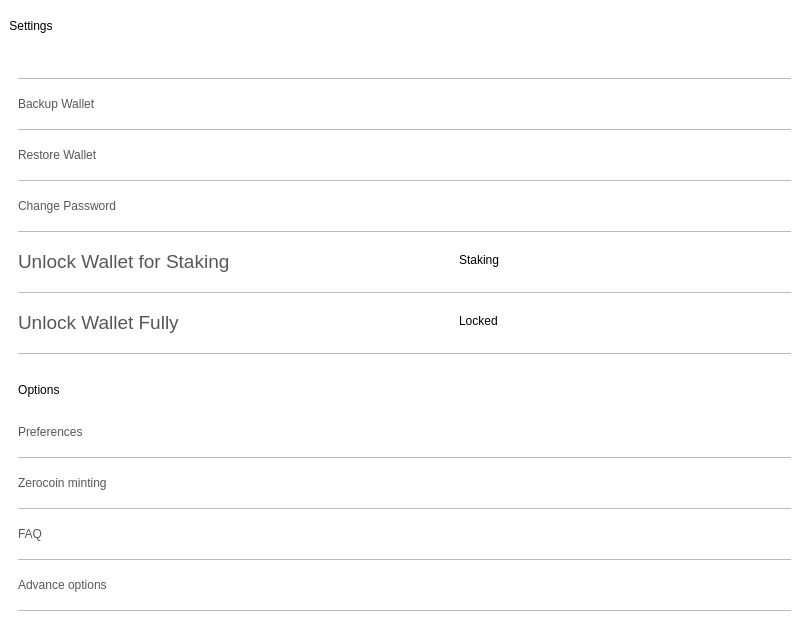
Old version of the form src/qt/veil/forms/settingswidget.ui in the repository Veil-Project/veil.
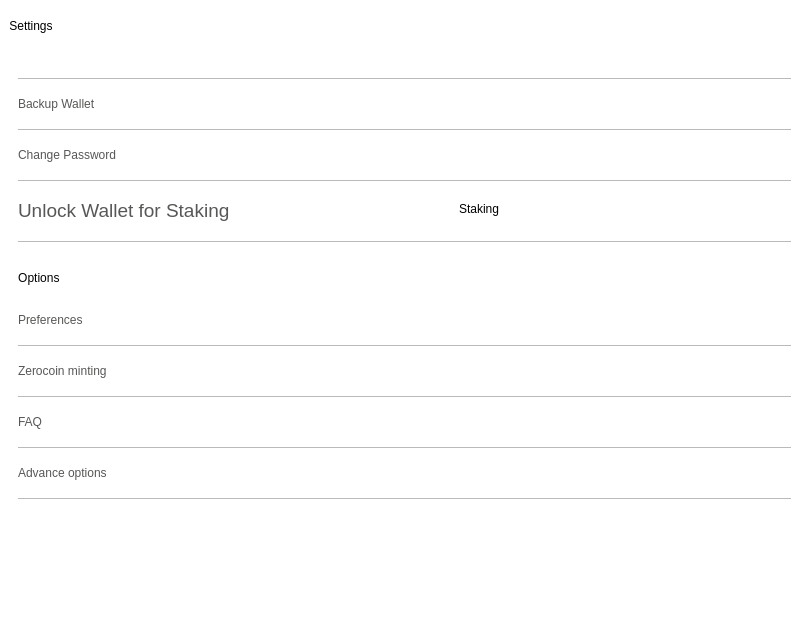
New version of the form. Icons and pictures are not drawn.

Diff of the .ui file:
```diff
--- a/src/qt/veil/forms/settingswidget.ui
+++ b/src/qt/veil/forms/settingswidget.ui
@@ -115,8 +115,8 @@
           <rect>
            <x>0</x>
            <y>0</y>
-           <width>777</width>
-           <height>571</height>
+           <width>791</width>
+           <height>544</height>
           </rect>
          </property>
          <layout class="QVBoxLayout" name="verticalLayout_4">
@@ -177,44 +177,6 @@
             </property>
            </widget>
           </item>
-          <item>
-           <widget class="QPushButton" name="btnRestore">
-            <property name="minimumSize">
-             <size>
-              <width>0</width>
-              <height>32</height>
-             </size>
-            </property>
-            <property name="focusPolicy">
-             <enum>Qt::NoFocus</enum>
-            </property>
-            <property name="styleSheet">
-             <string notr="true"> text-align: left;
-  color: #575756;
-background-color:transparent;
-border:0;</string>
-            </property>
-            <property name="text">
-             <string>Restore Wallet</string>
-            </property>
-           </widget>
-          </item>
-          <item>
-           <widget class="QLabel" name="label_2">
-            <property name="maximumSize">
-             <size>
-              <width>16777215</width>
-              <height>1</height>
-             </size>
-            </property>
-            <property name="styleSheet">
-             <string notr="true">background-color:#bababa;</string>
-            </property>
-            <property name="text">
-             <string/>
-            </property>
-           </widget>
-          </item>
           <item>
            <widget class="QPushButton" name="btnPassword">
             <property name="minimumSize">
@@ -316,78 +278,6 @@
             </item>
            </layout>
           </item>
-          <item>
-           <widget class="QLabel" name="label_5">
-            <property name="maximumSize">
-             <size>
-              <width>16777215</width>
-              <height>1</height>
-             </size>
-            </property>
-            <property name="styleSheet">
-             <string notr="true">background-color:#bababa;</string>
-            </property>
-            <property name="text">
-             <string/>
-            </property>
-           </widget>
-          </item>
-          <item>
-           <layout class="QHBoxLayout" name="horizontalLayout_4">
-            <property name="topMargin">
-             <number>5</number>
-            </property>
-            <property name="bottomMargin">
-             <number>5</number>
-            </property>
-            <item>
-             <widget class="QLabel" name="labelUnlock">
-              <property name="minimumSize">
-               <size>
-                <width>0</width>
-                <height>32</height>
-               </size>
-              </property>
-              <property name="styleSheet">
-               <string notr="true">text-align: left;
-color: #575756;
-background-color:transparent;
-border:0;</string>
-              </property>
-              <property name="text">
-               <string>&lt;html&gt;&lt;head/&gt;&lt;body&gt;&lt;p&gt;&lt;span style=&quot; font-size:14pt;&quot;&gt;Unlock Wallet Fully&lt;/span&gt;&lt;/p&gt;&lt;/body&gt;&lt;/html&gt;</string>
-              </property>
-             </widget>
-            </item>
-            <item>
-             <widget class="QCheckBox" name="checkBoxLock">
-              <property name="focusPolicy">
-               <enum>Qt::NoFocus</enum>
-              </property>
-              <property name="styleSheet">
-               <string notr="true">#checkBoxLock::indicator {
-    border: 0;
-    background: none;
-}
-
-#checkBoxLock {
-background-image: url(&quot;:/icons/ic-switch-off-png&quot;) ;
-background-repeat:no-repeat;
-background-position:left center;
-padding:4 4 8 30px;
-}
-
-#checkBoxLock:checked {
-background-image: url(&quot;:/icons/ic-switch-on-png&quot;) ;
-}</string>
-              </property>
-              <property name="text">
-               <string>Locked</string>
-              </property>
-             </widget>
-            </item>
-           </layout>
-          </item>
           <item>
            <widget class="QLabel" name="label_7">
             <property name="maximumSize">
```
